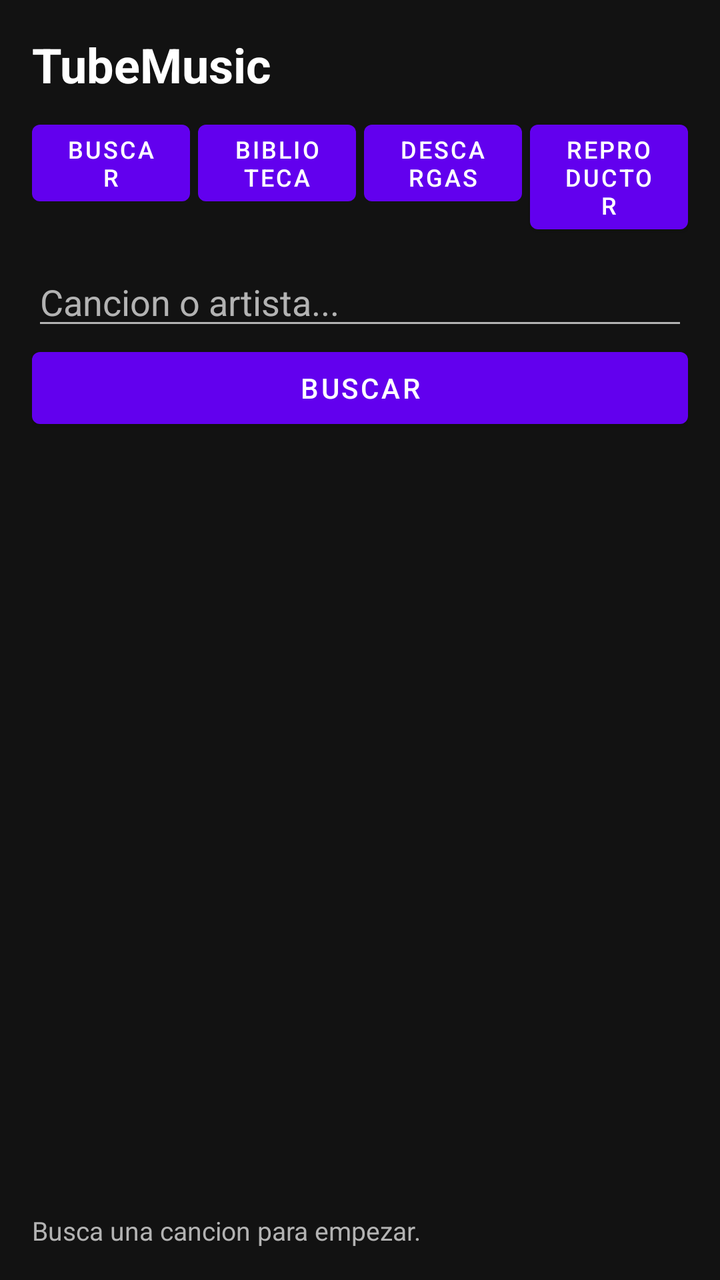
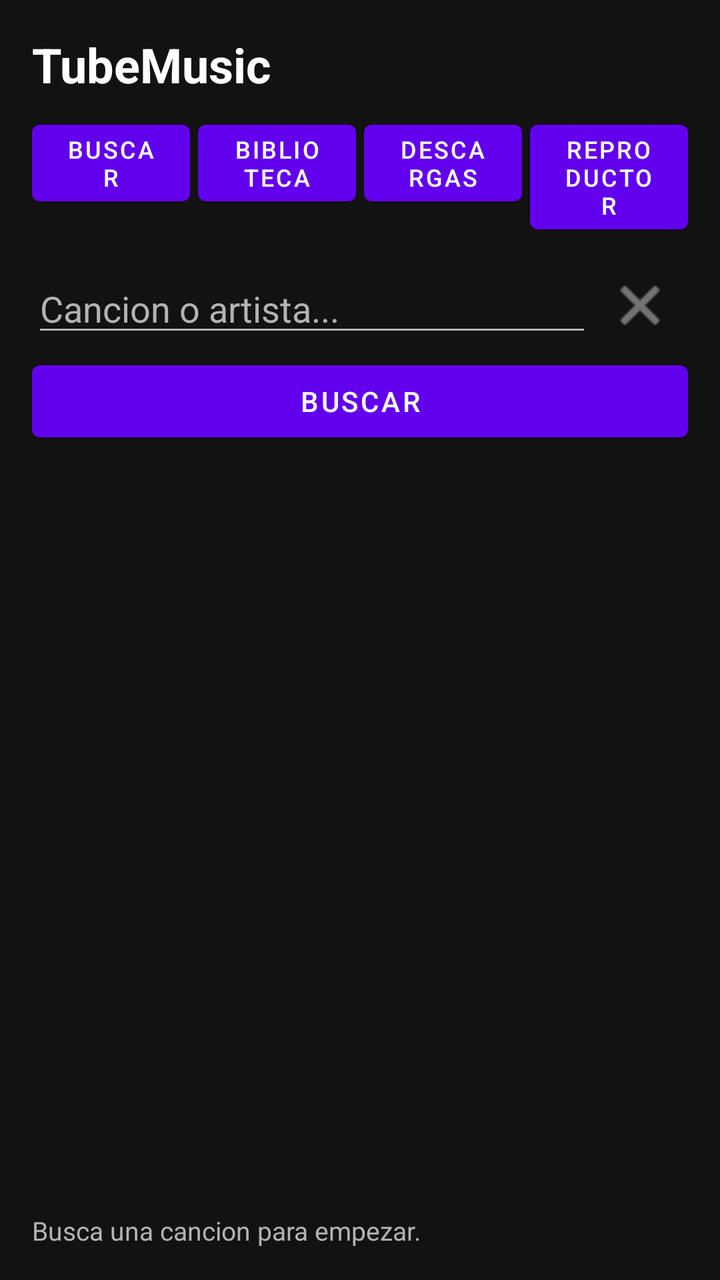

Two renders of the same Android screen: before a commit and after it. Below are the layout's source before the change and the commit's diff.
<!-- AndroidManifest.xml: fallback theme Theme.MaterialComponents.DayNight.NoActionBar -->
<!-- res/layout/activity_main.xml -->
<?xml version="1.0" encoding="utf-8"?>
<LinearLayout xmlns:android="http://schemas.android.com/apk/res/android"
    android:layout_width="match_parent"
    android:layout_height="match_parent"
    android:background="@color/bg"
    android:orientation="vertical"
    android:padding="16dp">

    <TextView
        android:layout_width="wrap_content"
        android:layout_height="wrap_content"
        android:text="TubeMusic"
        android:textColor="@color/white"
        android:textSize="24sp"
        android:textStyle="bold" />

    <LinearLayout
        android:layout_width="match_parent"
        android:layout_height="wrap_content"
        android:layout_marginTop="8dp"
        android:orientation="horizontal">

        <Button
            android:id="@+id/tab_search"
            android:layout_width="0dp"
            android:layout_height="wrap_content"
            android:layout_weight="1"
            android:text="Buscar"
            android:textSize="12sp" />

        <Button
            android:id="@+id/tab_library"
            android:layout_width="0dp"
            android:layout_height="wrap_content"
            android:layout_marginStart="4dp"
            android:layout_weight="1"
            android:text="Biblioteca"
            android:textSize="12sp" />

        <Button
            android:id="@+id/tab_downloads"
            android:layout_width="0dp"
            android:layout_height="wrap_content"
            android:layout_marginStart="4dp"
            android:layout_weight="1"
            android:text="Descargas"
            android:textSize="12sp" />

        <Button
            android:id="@+id/tab_player"
            android:layout_width="0dp"
            android:layout_height="wrap_content"
            android:layout_marginStart="4dp"
            android:layout_weight="1"
            android:text="Reproductor"
            android:textSize="12sp" />

    </LinearLayout>

    <LinearLayout
        android:id="@+id/panel_search"
        android:layout_width="match_parent"
        android:layout_height="0dp"
        android:layout_weight="1"
        android:orientation="vertical">

        <EditText
            android:id="@+id/query"
            android:layout_width="match_parent"
            android:layout_height="wrap_content"
            android:layout_marginTop="8dp"
            android:backgroundTint="@color/gray"
            android:hint="Cancion o artista..."
            android:inputType="text"
            android:singleLine="true"
            android:textColor="@color/white"
            android:textColorHint="@color/gray" />

        <Button
            android:id="@+id/search"
            android:layout_width="match_parent"
            android:layout_height="wrap_content"
            android:text="Buscar" />

        <ProgressBar
            android:id="@+id/search_loading"
            android:layout_width="wrap_content"
            android:layout_height="wrap_content"
            android:layout_gravity="center_horizontal"
            android:visibility="gone" />

        <ListView
            android:id="@+id/results"
            android:layout_width="match_parent"
            android:layout_height="0dp"
            android:layout_weight="1"
            android:divider="@color/surface2"
            android:dividerHeight="1dp" />

    </LinearLayout>

    <LinearLayout
        android:id="@+id/panel_library"
        android:layout_width="match_parent"
        android:layout_height="0dp"
        android:layout_weight="1"
        android:orientation="vertical"
        android:visibility="gone">

        <TextView
            android:layout_width="wrap_content"
            android:layout_height="wrap_content"
            android:layout_marginTop="8dp"
            android:text="Descargadas en Music/TubeMusic"
            android:textColor="@color/gray"
            android:textSize="13sp" />

        <ListView
            android:id="@+id/library"
            android:layout_width="match_parent"
            android:layout_height="0dp"
            android:layout_weight="1"
            android:divider="@color/surface2"
            android:dividerHeight="1dp" />

    </LinearLayout>

    <LinearLayout
        android:id="@+id/panel_downloads"
        android:layout_width="match_parent"
        android:layout_height="0dp"
        android:layout_weight="1"
        android:orientation="vertical"
        android:visibility="gone">

        <TextView
            android:layout_width="wrap_content"
            android:layout_height="wrap_content"
            android:layout_marginTop="8dp"
            android:text="Progreso y recientes de esta sesión"
            android:textColor="@color/gray"
            android:textSize="13sp" />

        <ListView
            android:id="@+id/downloads"
            android:layout_width="match_parent"
            android:layout_height="0dp"
            android:layout_weight="1"
            android:divider="@color/surface2"
            android:dividerHeight="1dp" />

    </LinearLayout>

    <LinearLayout
        android:id="@+id/mini"
        android:layout_width="match_parent"
        android:layout_height="wrap_content"
        android:layout_marginTop="8dp"
        android:background="@color/surface"
        android:gravity="center_vertical"
        android:padding="8dp"
        android:visibility="gone">

        <ImageView
            android:id="@+id/mini_thumb"
            android:layout_width="48dp"
            android:layout_height="48dp"
            android:contentDescription="Caratula" />

        <LinearLayout
            android:layout_width="0dp"
            android:layout_height="wrap_content"
            android:layout_marginStart="12dp"
            android:layout_weight="1"
            android:orientation="vertical">

            <TextView
                android:id="@+id/mini_title"
                android:layout_width="match_parent"
                android:layout_height="wrap_content"
                android:ellipsize="end"
                android:singleLine="true"
                android:textColor="@color/white"
                android:textSize="14sp" />

            <TextView
                android:id="@+id/mini_artist"
                android:layout_width="match_parent"
                android:layout_height="wrap_content"
                android:ellipsize="end"
                android:singleLine="true"
                android:textColor="@color/gray"
                android:textSize="12sp" />

        </LinearLayout>

        <ImageButton
            android:id="@+id/mini_play"
            android:layout_width="48dp"
            android:layout_height="48dp"
            android:background="?android:attr/selectableItemBackground"
            android:contentDescription="Play o pausa"
            android:src="@android:drawable/ic_media_play"
            android:tint="@color/green" />

    </LinearLayout>

    <TextView
        android:id="@+id/status"
        android:layout_width="wrap_content"
        android:layout_height="wrap_content"
        android:layout_marginTop="8dp"
        android:text="Busca una cancion para empezar."
        android:textColor="@color/gray"
        android:textSize="13sp" />

</LinearLayout>
<!-- resources referenced by this layout -->
<resources>
  <color name="bg">#121212</color>
  <color name="gray">#B3B3B3</color>
  <color name="green">#1DB954</color>
  <color name="surface">#1E1E1E</color>
  <color name="surface2">#2A2A2A</color>
  <color name="white">#FFFFFF</color>
</resources>

<!-- the commit's change to res/layout/activity_main.xml (unified diff, before → after) -->
@@ -64,23 +64,56 @@
         android:layout_weight="1"
         android:orientation="vertical">
 
-        <EditText
-            android:id="@+id/query"
+        <LinearLayout
             android:layout_width="match_parent"
             android:layout_height="wrap_content"
             android:layout_marginTop="8dp"
-            android:backgroundTint="@color/gray"
-            android:hint="Cancion o artista..."
-            android:inputType="text"
-            android:singleLine="true"
-            android:textColor="@color/white"
-            android:textColorHint="@color/gray" />
+            android:gravity="center_vertical"
+            android:orientation="horizontal">
+
+            <EditText
+                android:id="@+id/query"
+                android:layout_width="0dp"
+                android:layout_height="wrap_content"
+                android:layout_weight="1"
+                android:backgroundTint="@color/gray"
+                android:hint="Cancion o artista..."
+                android:imeOptions="actionSearch"
+                android:inputType="text"
+                android:singleLine="true"
+                android:textColor="@color/white"
+                android:textColorHint="@color/gray" />
+
+            <ImageButton
+                android:id="@+id/clear"
+                android:layout_width="48dp"
+                android:layout_height="48dp"
+                android:background="?android:attr/selectableItemBackground"
+                android:contentDescription="Limpiar búsqueda"
+                android:src="@android:drawable/ic_menu_close_clear_cancel"
+                android:tint="@color/gray" />
+
+        </LinearLayout>
 
         <Button
             android:id="@+id/search"
             android:layout_width="match_parent"
             android:layout_height="wrap_content"
             android:text="Buscar" />
+
+        <HorizontalScrollView
+            android:id="@+id/history_scroll"
+            android:layout_width="match_parent"
+            android:layout_height="wrap_content"
+            android:visibility="gone">
+
+            <LinearLayout
+                android:id="@+id/history_row"
+                android:layout_width="wrap_content"
+                android:layout_height="wrap_content"
+                android:orientation="horizontal" />
+
+        </HorizontalScrollView>
 
         <ProgressBar
             android:id="@+id/search_loading"
@@ -89,6 +122,14 @@
             android:layout_gravity="center_horizontal"
             android:visibility="gone" />
 
+        <Button
+            android:id="@+id/retry"
+            android:layout_width="wrap_content"
+            android:layout_height="wrap_content"
+            android:layout_gravity="center_horizontal"
+            android:text="Reintentar"
+            android:visibility="gone" />
+
         <ListView
             android:id="@+id/results"
             android:layout_width="match_parent"
@@ -96,6 +137,13 @@
             android:layout_weight="1"
             android:divider="@color/surface2"
             android:dividerHeight="1dp" />
+
+        <Button
+            android:id="@+id/more"
+            android:layout_width="match_parent"
+            android:layout_height="wrap_content"
+            android:text="Más resultados"
+            android:visibility="gone" />
 
     </LinearLayout>
 
